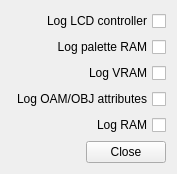
Old version of the form src/platform/qt/DMALogger.ui in the repository gberthou/mgba.
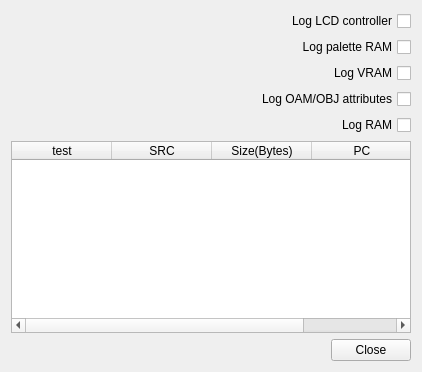
New version of the form.

Commit message: Qt: Table widget for DMA logger

```diff
--- a/src/platform/qt/DMALogger.ui
+++ b/src/platform/qt/DMALogger.ui
@@ -6,10 +6,16 @@
    <rect>
     <x>0</x>
     <y>0</y>
-    <width>201</width>
-    <height>190</height>
+    <width>409</width>
+    <height>469</height>
    </rect>
   </property>
+  <property name="sizePolicy">
+   <sizepolicy hsizetype="Preferred" vsizetype="Preferred">
+    <horstretch>0</horstretch>
+    <verstretch>0</verstretch>
+   </sizepolicy>
+  </property>
   <property name="windowTitle">
    <string>DMA Logger</string>
   </property>
@@ -19,26 +25,9 @@
    </property>
    <item>
     <layout class="QGridLayout" name="gridLayout">
-     <item row="4" column="0">
-      <widget class="QCheckBox" name="b_ram">
-       <property name="layoutDirection">
-        <enum>Qt::RightToLeft</enum>
-       </property>
-       <property name="text">
-        <string>Log RAM</string>
-       </property>
-      </widget>
-     </item>
-     <item row="2" column="0">
-      <widget class="QCheckBox" name="b_vram">
-       <property name="layoutDirection">
-        <enum>Qt::RightToLeft</enum>
-       </property>
-       <property name="text">
-        <string>Log VRAM</string>
-       </property>
-      </widget>
-     </item>
+     <property name="sizeConstraint">
+      <enum>QLayout::SetFixedSize</enum>
+     </property>
      <item row="1" column="0">
       <widget class="QCheckBox" name="b_palette">
        <property name="layoutDirection">
@@ -49,6 +38,16 @@
        </property>
       </widget>
      </item>
+     <item row="2" column="0">
+      <widget class="QCheckBox" name="b_vram">
+       <property name="layoutDirection">
+        <enum>Qt::RightToLeft</enum>
+       </property>
+       <property name="text">
+        <string>Log VRAM</string>
+       </property>
+      </widget>
+     </item>
      <item row="3" column="0">
       <widget class="QCheckBox" name="b_attr">
        <property name="layoutDirection">
@@ -59,6 +58,16 @@
        </property>
       </widget>
      </item>
+     <item row="4" column="0">
+      <widget class="QCheckBox" name="b_ram">
+       <property name="layoutDirection">
+        <enum>Qt::RightToLeft</enum>
+       </property>
+       <property name="text">
+        <string>Log RAM</string>
+       </property>
+      </widget>
+     </item>
      <item row="0" column="0">
       <widget class="QCheckBox" name="b_lcd">
        <property name="layoutDirection">
@@ -71,6 +80,48 @@
      </item>
     </layout>
    </item>
+   <item>
+    <widget class="QTableWidget" name="t_log">
+     <property name="sizePolicy">
+      <sizepolicy hsizetype="Expanding" vsizetype="Expanding">
+       <horstretch>0</horstretch>
+       <verstretch>0</verstretch>
+      </sizepolicy>
+     </property>
+     <property name="minimumSize">
+      <size>
+       <width>400</width>
+       <height>0</height>
+      </size>
+     </property>
+     <property name="rowCount">
+      <number>0</number>
+     </property>
+     <property name="columnCount">
+      <number>4</number>
+     </property>
+     <column>
+      <property name="text">
+       <string>test</string>
+      </property>
+     </column>
+     <column>
+      <property name="text">
+       <string>SRC</string>
+      </property>
+     </column>
+     <column>
+      <property name="text">
+       <string>Size(Bytes)</string>
+      </property>
+     </column>
+     <column>
+      <property name="text">
+       <string>PC</string>
+      </property>
+     </column>
+    </widget>
+   </item>
    <item>
     <widget class="QDialogButtonBox" name="buttonBox">
      <property name="standardButtons">
```
The commit also changes 5 other files.
